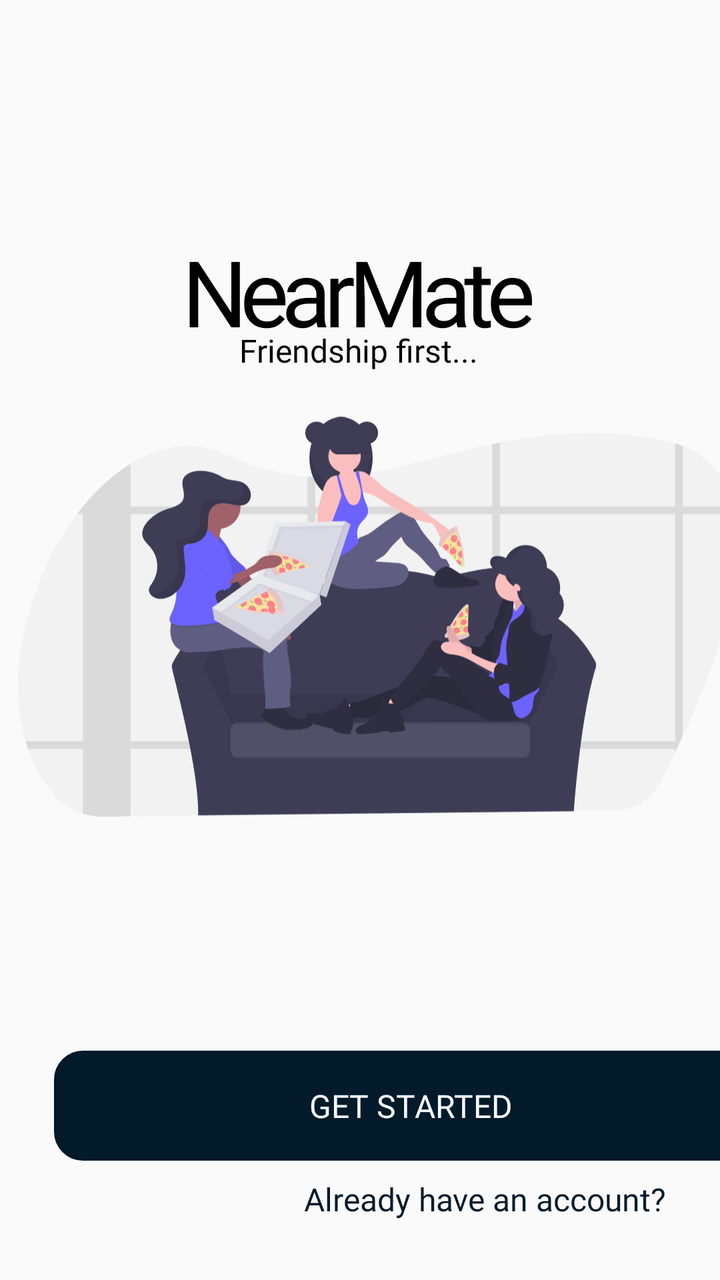
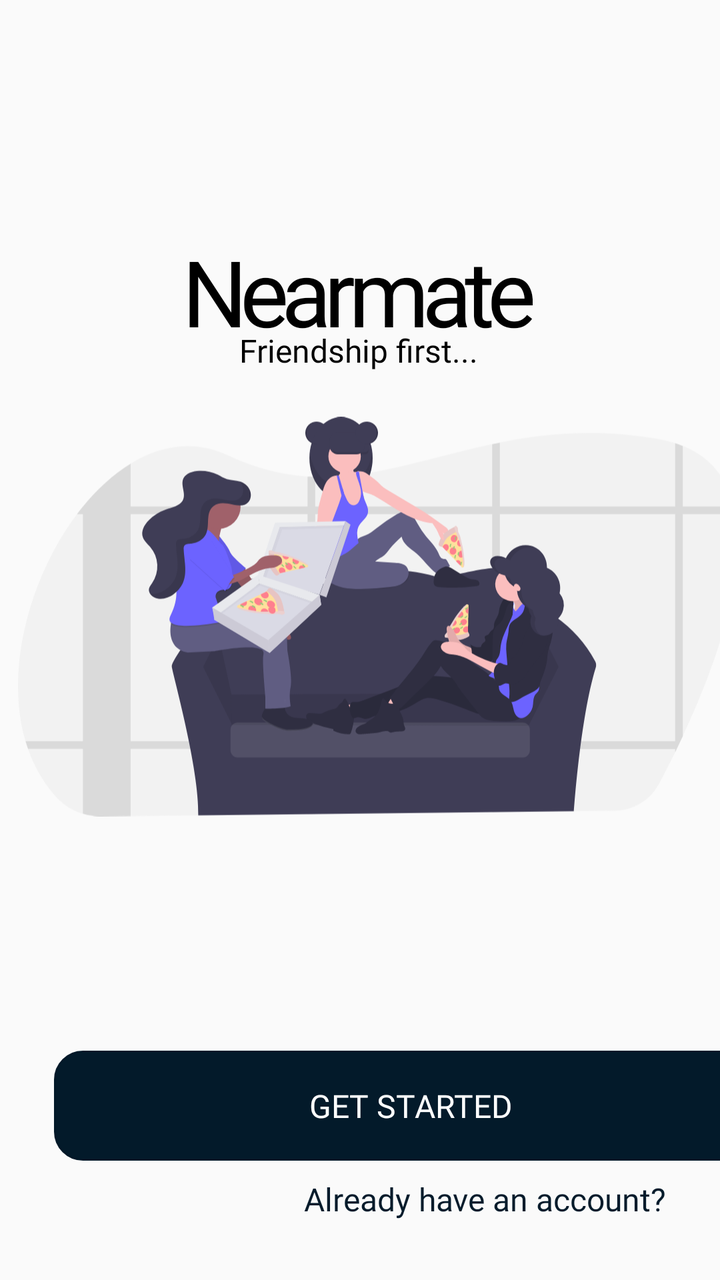

Two renders of the same Android screen: before a commit and after it. Below are the layout's source before the change and the commit's diff.
<!-- AndroidManifest.xml: application theme Theme.Nearmate -->
<!-- res/layout/activity_landing.xml -->
<?xml version="1.0" encoding="utf-8"?>
<androidx.constraintlayout.widget.ConstraintLayout xmlns:android="http://schemas.android.com/apk/res/android"
    xmlns:app="http://schemas.android.com/apk/res-auto"
    xmlns:tools="http://schemas.android.com/tools"
    android:id="@+id/main"
    android:layout_width="match_parent"
    android:layout_height="match_parent"
    tools:context=".features.landing.LandingActivity">


    <Button
        android:id="@+id/getStartedbtn"
        android:layout_width="357dp"
        android:layout_height="55dp"
        android:layout_marginStart="27dp"
        android:layout_marginEnd="27dp"
        android:background="@drawable/rounded_corner"
        android:fontFamily="@font/poppins"
        android:text="Get Started"
        android:textColor="@color/white"
        android:textSize="16sp"
        app:layout_constraintBottom_toBottomOf="parent"
        app:layout_constraintEnd_toEndOf="parent"
        app:layout_constraintHorizontal_bias="0.0"
        app:layout_constraintStart_toStartOf="parent"
        app:layout_constraintTop_toTopOf="parent"
        app:layout_constraintVertical_bias="0.898"
        android:backgroundTint="@color/primary_color"/>

    <TextView
        android:id="@+id/have_an_account_tV"
        android:layout_width="wrap_content"
        android:layout_height="wrap_content"
        android:layout_marginStart="174dp"
        android:layout_marginEnd="27dp"
        android:clickable="true"
        android:fontFamily="@font/poppins_bold"
        android:text="Already have an account?"
        android:textColor="@color/primary_color"
        android:textSize="16sp"
        app:layout_constraintBottom_toBottomOf="parent"
        app:layout_constraintEnd_toEndOf="parent"
        app:layout_constraintHorizontal_bias="1.0"
        app:layout_constraintStart_toStartOf="parent"
        app:layout_constraintTop_toBottomOf="@+id/getStartedbtn"
        app:layout_constraintVertical_bias="0.22" />

    <TextView
        android:id="@+id/App_name"
        android:layout_width="wrap_content"
        android:layout_height="wrap_content"
        android:fontFamily="@font/poppins_extrabold"
        android:letterSpacing="-0.078"
        android:text="NearMate"
        android:textColor="@color/black"
        android:textSize="46sp"
        app:layout_constraintBottom_toBottomOf="parent"
        app:layout_constraintEnd_toEndOf="parent"
        app:layout_constraintHorizontal_bias="0.497"
        app:layout_constraintStart_toStartOf="parent"
        app:layout_constraintTop_toTopOf="parent"
        app:layout_constraintVertical_bias="0.199" />

    <TextView
        android:id="@+id/Slogan"
        android:layout_width="wrap_content"
        android:layout_height="wrap_content"
        android:fontFamily="@font/poppins"
        android:text="Friendship first..."
        android:textColor="@color/black"
        android:textSize="16sp"
        app:layout_constraintBottom_toBottomOf="parent"
        app:layout_constraintEnd_toEndOf="parent"
        app:layout_constraintHorizontal_bias="0.498"
        app:layout_constraintStart_toStartOf="parent"
        app:layout_constraintTop_toTopOf="parent"
        app:layout_constraintVertical_bias="0.266" />

    <ImageView
        android:id="@+id/imageView2"
        android:layout_width="wrap_content"
        android:layout_height="wrap_content"
        android:layout_marginStart="9dp"
        android:layout_marginEnd="9dp"
        app:layout_constraintBottom_toBottomOf="parent"
        app:layout_constraintEnd_toEndOf="parent"
        app:layout_constraintHorizontal_bias="0.0"
        app:layout_constraintStart_toStartOf="parent"
        app:layout_constraintTop_toTopOf="parent"
        app:layout_constraintVertical_bias="0.472"
        app:srcCompat="@drawable/undraw_pizza_sharing_lu19" />

</androidx.constraintlayout.widget.ConstraintLayout>
<!-- resources referenced by this layout -->
<resources>
  <color name="black">#FF000000</color>
  <color name="primary_color">#FC011828</color>
  <color name="white">#F6FCFF</color>
  <!-- drawable rounded_corner (drawable) -->
  <?xml version="1.0" encoding="utf-8"?>
  <shape xmlns:android="http://schemas.android.com/apk/res/android" android:shape="rectangle">
      <corners android:radius="14dp" />
      <stroke android:width="1dp" android:color="@color/black"/>
  </shape>
  <!-- drawable undraw_pizza_sharing_lu19: vector/xml drawable (drawable, 43061 chars, omitted) -->
  <style name="Theme.Nearmate" parent="Base.Theme.Nearmate" />
  <style name="Base.Theme.Nearmate" parent="Theme.AppCompat.Light.NoActionBar">
          
          
      </style>
</resources>

<!-- the commit's change to res/layout/activity_landing.xml (unified diff, before → after) -->
@@ -9,14 +9,14 @@
 
 
     <Button
-        android:id="@+id/getStartedbtn"
+        android:id="@+id/getStartedBtn"
         android:layout_width="357dp"
         android:layout_height="55dp"
         android:layout_marginStart="27dp"
         android:layout_marginEnd="27dp"
         android:background="@drawable/rounded_corner"
-        android:fontFamily="@font/poppins"
-        android:text="Get Started"
+        android:fontFamily="@font/poppins_bold"
+        android:text="@string/get_started"
         android:textColor="@color/white"
         android:textSize="16sp"
         app:layout_constraintBottom_toBottomOf="parent"
@@ -25,33 +25,32 @@
         app:layout_constraintStart_toStartOf="parent"
         app:layout_constraintTop_toTopOf="parent"
         app:layout_constraintVertical_bias="0.898"
-        android:backgroundTint="@color/primary_color"/>
+        android:backgroundTint="@color/colorPrimary"/>
 
     <TextView
-        android:id="@+id/have_an_account_tV"
+        android:id="@+id/haveAnAccountTv"
         android:layout_width="wrap_content"
         android:layout_height="wrap_content"
         android:layout_marginStart="174dp"
         android:layout_marginEnd="27dp"
         android:clickable="true"
         android:fontFamily="@font/poppins_bold"
-        android:text="Already have an account?"
-        android:textColor="@color/primary_color"
+        android:text="@string/already_have_an_account"
+        android:textColor="@color/colorPrimary"
         android:textSize="16sp"
         app:layout_constraintBottom_toBottomOf="parent"
         app:layout_constraintEnd_toEndOf="parent"
         app:layout_constraintHorizontal_bias="1.0"
         app:layout_constraintStart_toStartOf="parent"
-        app:layout_constraintTop_toBottomOf="@+id/getStartedbtn"
+        app:layout_constraintTop_toBottomOf="@+id/getStartedBtn"
         app:layout_constraintVertical_bias="0.22" />
 
     <TextView
-        android:id="@+id/App_name"
         android:layout_width="wrap_content"
         android:layout_height="wrap_content"
         android:fontFamily="@font/poppins_extrabold"
         android:letterSpacing="-0.078"
-        android:text="NearMate"
+        android:text="@string/app_name"
         android:textColor="@color/black"
         android:textSize="46sp"
         app:layout_constraintBottom_toBottomOf="parent"
@@ -62,11 +61,10 @@
         app:layout_constraintVertical_bias="0.199" />
 
     <TextView
-        android:id="@+id/Slogan"
         android:layout_width="wrap_content"
         android:layout_height="wrap_content"
         android:fontFamily="@font/poppins"
-        android:text="Friendship first..."
+        android:text="@string/friendship_first"
         android:textColor="@color/black"
         android:textSize="16sp"
         app:layout_constraintBottom_toBottomOf="parent"
@@ -77,7 +75,6 @@
         app:layout_constraintVertical_bias="0.266" />
 
     <ImageView
-        android:id="@+id/imageView2"
         android:layout_width="wrap_content"
         android:layout_height="wrap_content"
         android:layout_marginStart="9dp"
<!-- resource entries referenced after the edit -->
@@ -1,8 +1,8 @@
 <!-- resources referenced by this layout -->
 <resources>
-  <color name="black">#FF000000</color>
-  <color name="primary_color">#FC011828</color>
-  <color name="white">#F6FCFF</color>
+  <color name="black">#000000</color>
+  <color name="colorPrimary">#FC011828</color>
+  <color name="white">#FFFFFF</color>
   <!-- drawable rounded_corner (drawable) -->
   <?xml version="1.0" encoding="utf-8"?>
   <shape xmlns:android="http://schemas.android.com/apk/res/android" android:shape="rectangle">
@@ -10,6 +10,10 @@
       <stroke android:width="1dp" android:color="@color/black"/>
   </shape>
   <!-- drawable undraw_pizza_sharing_lu19: vector/xml drawable (drawable, 43061 chars, omitted) -->
+  <string name="already_have_an_account">Already have an account?</string>
+  <string name="app_name">Nearmate</string>
+  <string name="friendship_first">Friendship first...</string>
+  <string name="get_started">Get Started</string>
   <style name="Theme.Nearmate" parent="Base.Theme.Nearmate" />
   <style name="Base.Theme.Nearmate" parent="Theme.AppCompat.Light.NoActionBar">
           
